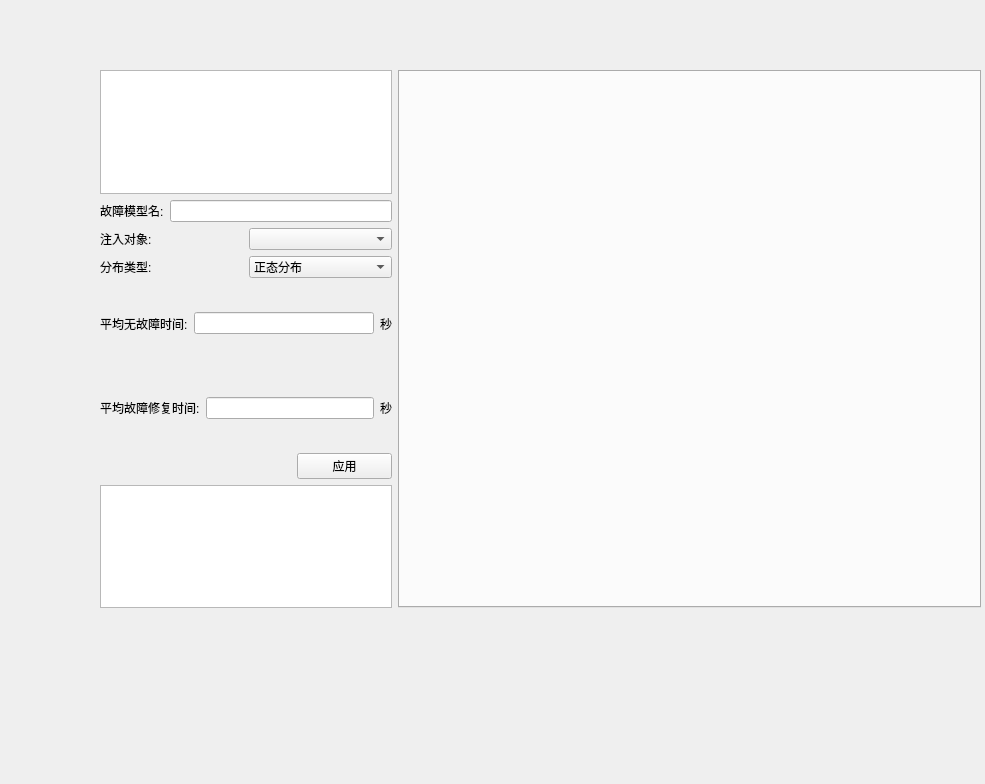
First picture: the form in component/faultinfo.ui, repository tocods/jobSimQt, before the edit.
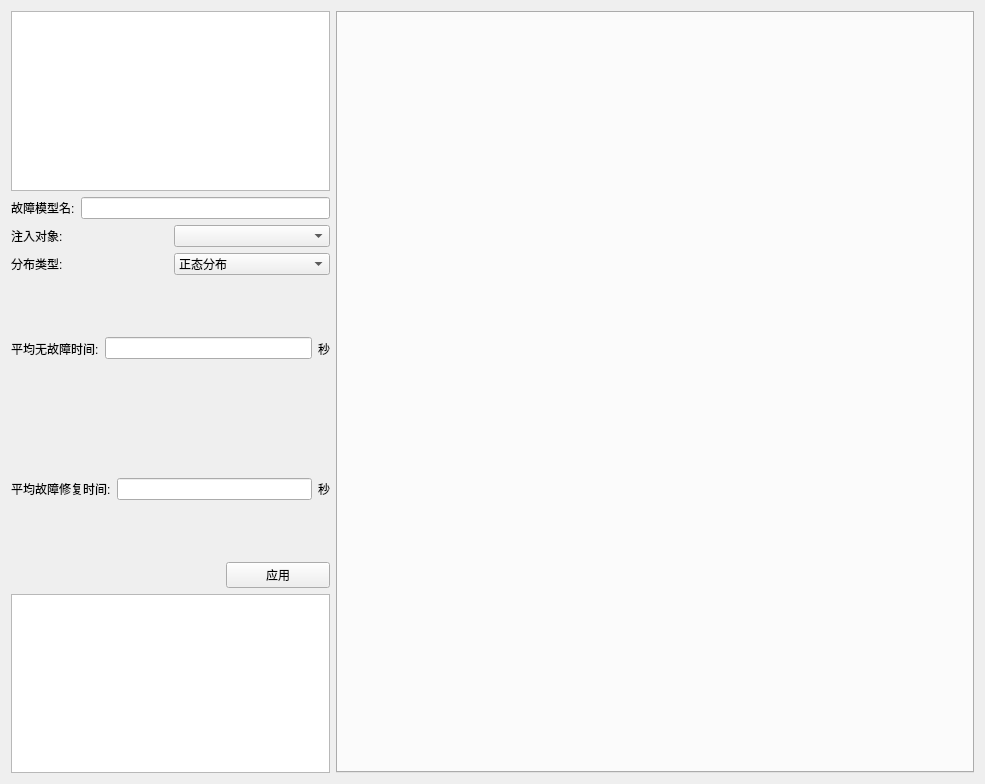
Second picture: the form after the edit.

The edit to the form file:
```diff
--- a/component/faultinfo.ui
+++ b/component/faultinfo.ui
@@ -13,15 +13,8 @@
   <property name="windowTitle">
    <string>Form</string>
   </property>
-  <widget class="QWidget" name="layoutWidget">
-   <property name="geometry">
-    <rect>
-     <x>100</x>
-     <y>70</y>
-     <width>881</width>
-     <height>538</height>
-    </rect>
-   </property>
+  <layout class="QHBoxLayout" name="horizontalLayout_8">
+   <item>
    <layout class="QHBoxLayout" name="horizontalLayout_6" stretch="1,2">
     <item>
      <layout class="QVBoxLayout" name="verticalLayout_2" stretch="1,2,0,1">
@@ -168,7 +161,8 @@
      </layout>
     </item>
    </layout>
-  </widget>
+   </item>
+  </layout>
  </widget>
  <resources/>
  <connections/>
```
Lines whose indentation alone changed are shown as unchanged.
